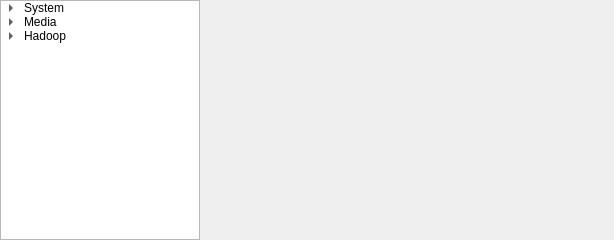
Qt form veapp/setting/vscsetting.ui (linkingvision/rapidvms) before a commit.
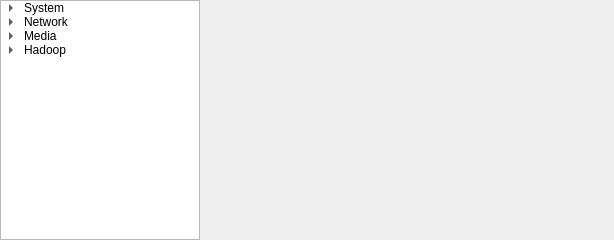
The same form after that commit.

Commit message: add network and Oapi setting

The edit to the form file:
```diff
--- a/veapp/setting/vscsetting.ui
+++ b/veapp/setting/vscsetting.ui
@@ -81,6 +81,16 @@
          </property>
         </item>
        </item>
+       <item>
+        <property name="text">
+         <string>Network</string>
+        </property>
+        <item>
+         <property name="text">
+          <string>OAPI</string>
+         </property>
+        </item>
+       </item>
        <item>
         <property name="text">
          <string>Media</string>
```
Left out of the diff: 5 changed lines with no effect on the pictures.
